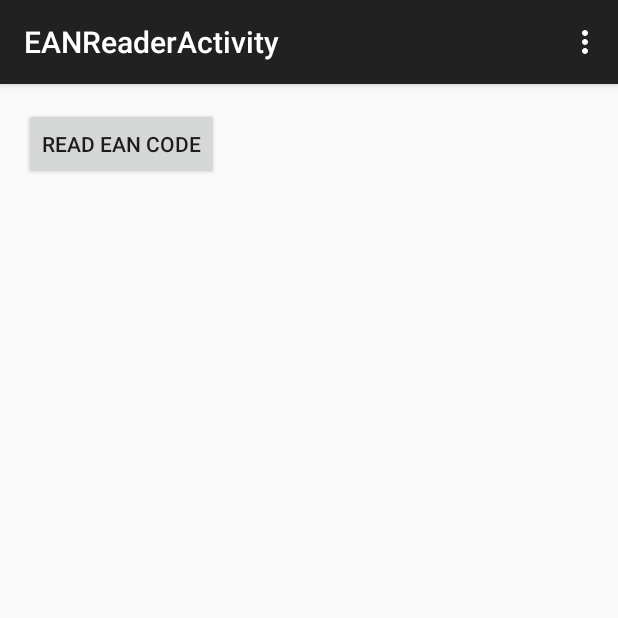
After one commit to MarkusSadler/Allergico, an Android app: the EANReaderActivity screen opened directly, with no data from a screen before it, on a phone screen of 412 x 824 dp, the top half of it. The commit adds this screen. Run offline under Robolectric (Android 15) with nearby library versions, the phone set to English and light mode, and no system bars.

Commit message:
prepare test setting for zxing integration

```diff
--- a/app/src/main/AndroidManifest.xml
+++ b/app/src/main/AndroidManifest.xml
@@ -25,6 +25,10 @@
                 <category android:name="android.intent.category.LAUNCHER" />
             </intent-filter>
         </activity>
+        <activity
+            android:name=".activities.EANReaderActivity"
+            android:label="@string/title_activity_eanreader" >
+        </activity>
     </application>
 
 </manifest>
--- /dev/null
+++ b/app/src/main/java/at/allergico/allergico/activities/EANReaderActivity.java
@@ -0,0 +1,45 @@
+package at.allergico.allergico.activities;
+
+import android.support.v7.app.ActionBarActivity;
+import android.os.Bundle;
+import android.view.Menu;
+import android.view.MenuItem;
+import android.view.View;
+import android.widget.Toast;
+
+import at.allergico.allergico.R;
+
+public class EANReaderActivity extends ActionBarActivity {
+
+    @Override
+    protected void onCreate(Bundle savedInstanceState) {
+        super.onCreate(savedInstanceState);
+        setContentView(R.layout.activity_eanreader);
+    }
+
+    @Override
+    public boolean onCreateOptionsMenu(Menu menu) {
+        // Inflate the menu; this adds items to the action bar if it is present.
+        getMenuInflater().inflate(R.menu.menu_eanreader, menu);
+        return true;
+    }
+
+    @Override
+    public boolean onOptionsItemSelected(MenuItem item) {
+        // Handle action bar item clicks here. The action bar will
+        // automatically handle clicks on the Home/Up button, so long
+        // as you specify a parent activity in AndroidManifest.xml.
+        int id = item.getItemId();
+
+        //noinspection SimplifiableIfStatement
+        if (id == R.id.action_settings) {
+            return true;
+        }
+
+        return super.onOptionsItemSelected(item);
+    }
+
+    public void testEANReader(View view) {
+        Toast.makeText(this.getApplicationContext(), "hello toast =)", Toast.LENGTH_LONG).show();
+    }
+}
--- /dev/null
+++ b/app/src/main/res/layout/activity_eanreader.xml
@@ -0,0 +1,18 @@
+<RelativeLayout xmlns:android="http://schemas.android.com/apk/res/android"
+    xmlns:tools="http://schemas.android.com/tools" android:layout_width="match_parent"
+    android:layout_height="match_parent" android:paddingLeft="@dimen/activity_horizontal_margin"
+    android:paddingRight="@dimen/activity_horizontal_margin"
+    android:paddingTop="@dimen/activity_vertical_margin"
+    android:paddingBottom="@dimen/activity_vertical_margin"
+    tools:context="at.allergico.allergico.activities.EANReaderActivity">
+
+    <Button
+        android:layout_width="wrap_content"
+        android:layout_height="wrap_content"
+        android:text="Read EAN Code"
+        android:id="@+id/eanButton"
+        android:layout_alignParentTop="true"
+        android:layout_alignParentLeft="true"
+        android:layout_alignParentStart="true"
+        android:onClick="testEANReader" />
+</RelativeLayout>
--- /dev/null
+++ b/app/src/main/res/menu/menu_eanreader.xml
@@ -0,0 +1,7 @@
+<menu xmlns:android="http://schemas.android.com/apk/res/android"
+    xmlns:app="http://schemas.android.com/apk/res-auto"
+    xmlns:tools="http://schemas.android.com/tools"
+    tools:context="at.allergico.allergico.activities.EANReaderActivity">
+    <item android:id="@+id/action_settings" android:title="@string/action_settings"
+        android:orderInCategory="100" app:showAsAction="never" />
+</menu>
--- a/app/src/main/res/values/strings.xml
+++ b/app/src/main/res/values/strings.xml
@@ -3,4 +3,5 @@
     <string name="hello_world">Hello world!</string>
     <string name="action_settings">Settings</string>
     <string name="title_activity_registration">Registration</string>
+    <string name="title_activity_eanreader">EANReaderActivity</string>
 </resources>
```
Also changed, not shown: 2 other files.
